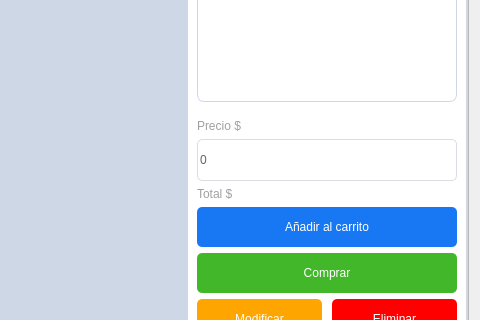
Above: views/ProductView.ui from fgmc125/Py-Supermark-1KPG5 before the change; both pictures show x 112 to 592 and y 131 to 451 of the 592 by 765 pixel window. Below: the same form after it.
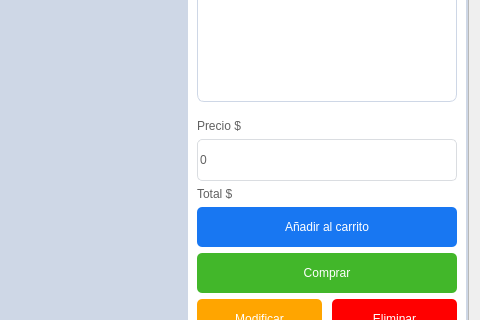
That is the form after the change.

Diff of the .ui file:
```diff
--- a/views/ProductView.ui
+++ b/views/ProductView.ui
@@ -311,7 +311,7 @@
                  <property name="styleSheet">
                   <string notr="true">QLabel {
 	font : 18px &quot;Arial&quot;;
-	color: #A0A0A0;
+	color: #616161;
 }</string>
                  </property>
                  <property name="text">
@@ -347,7 +347,7 @@
                  <property name="styleSheet">
                   <string notr="true">QLabel {
 	font : 18px &quot;Arial&quot;;
-	color: #A0A0A0;
+	color: #616161;
 }</string>
                  </property>
                  <property name="text">
```
